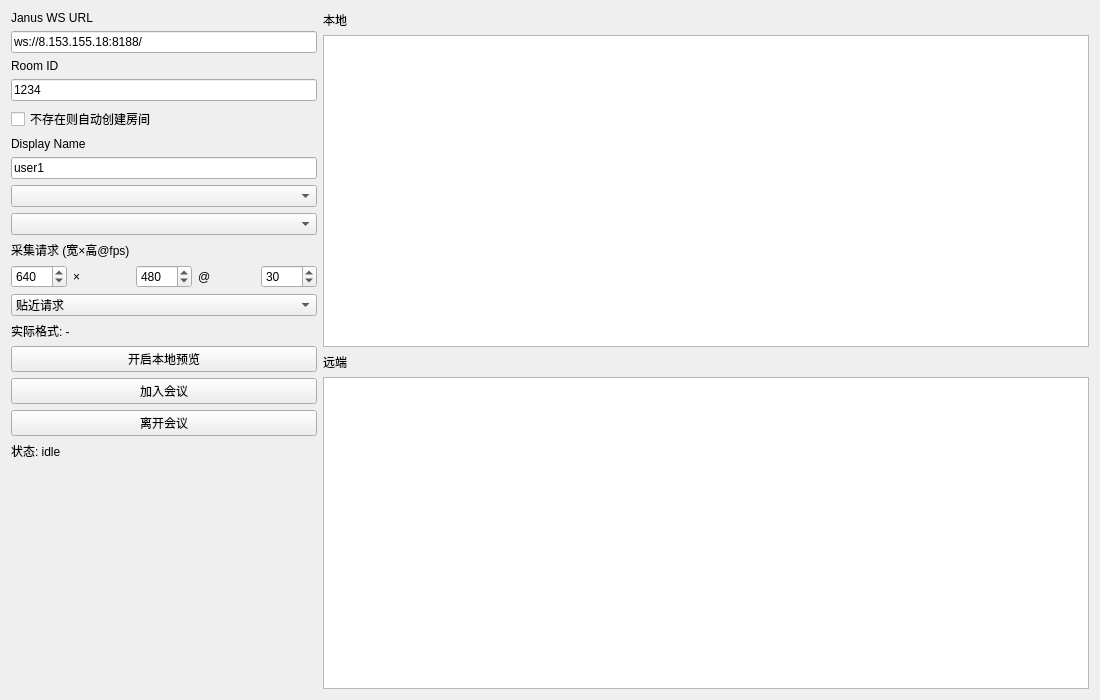
The window that demo/widget.ui (wang-y-cell/xrtc) describes before a commit, drawn with Qt 5.
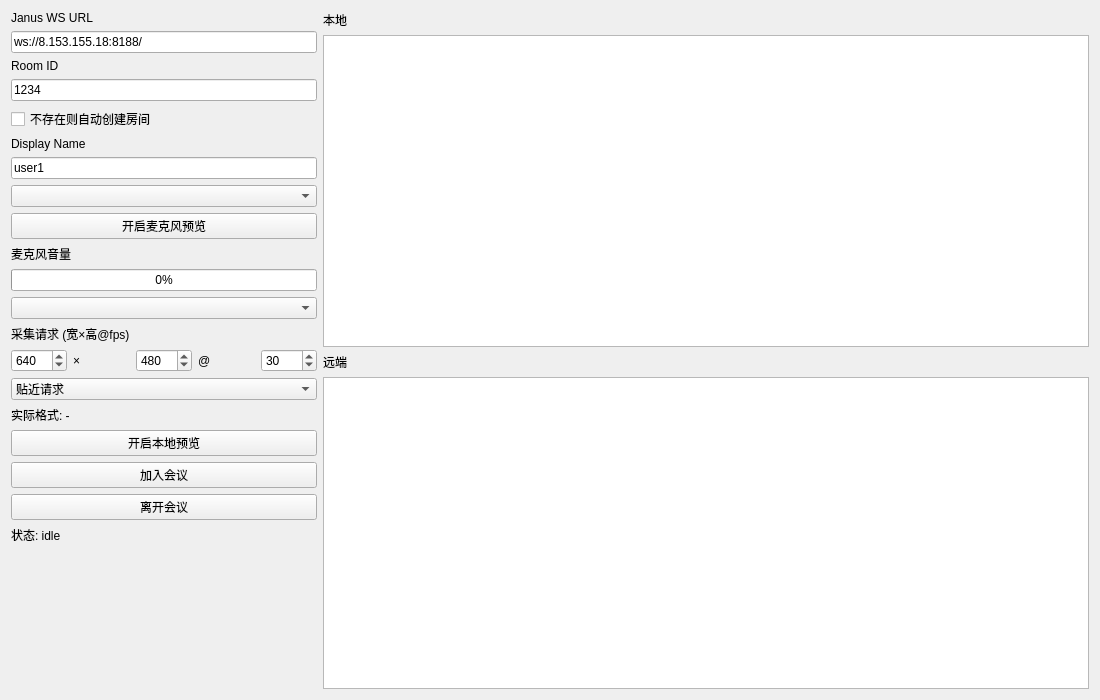
The same window after the commit.

Diff of the .ui file:
```diff
--- a/demo/widget.ui
+++ b/demo/widget.ui
@@ -71,6 +71,33 @@
      <item>
       <widget class="QComboBox" name="audio_list"/>
      </item>
+     <item>
+      <widget class="QPushButton" name="btn_audio_preview">
+       <property name="text">
+        <string>开启麦克风预览</string>
+       </property>
+      </widget>
+     </item>
+     <item>
+      <widget class="QLabel" name="label_mic_level">
+       <property name="text">
+        <string>麦克风音量</string>
+       </property>
+      </widget>
+     </item>
+     <item>
+      <widget class="QProgressBar" name="mic_level_bar">
+       <property name="maximum">
+        <number>100</number>
+       </property>
+       <property name="value">
+        <number>0</number>
+       </property>
+       <property name="textVisible">
+        <bool>true</bool>
+       </property>
+      </widget>
+     </item>
      <item>
       <widget class="QComboBox" name="camera_list"/>
      </item>
```
